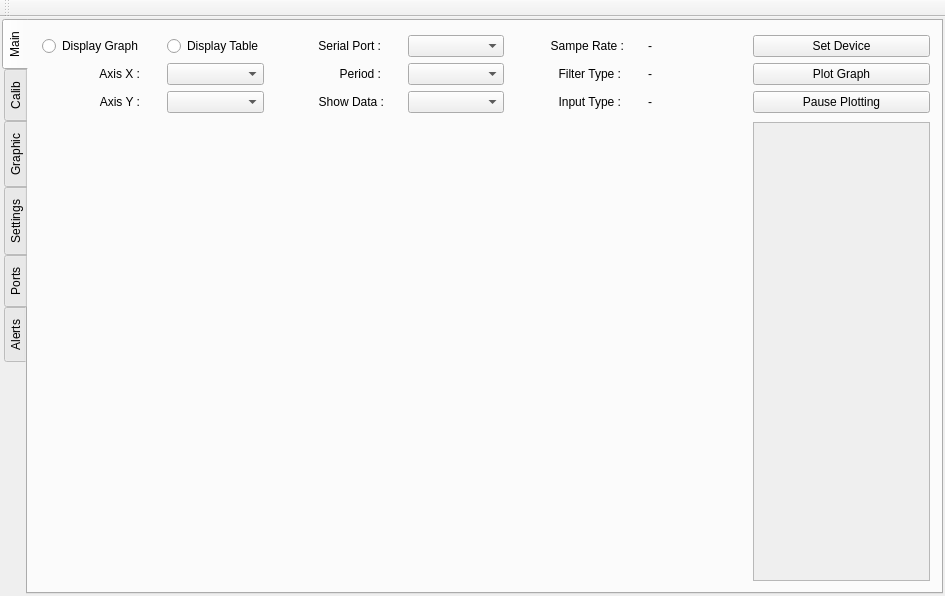
Before: the Qt Designer form dlcalmenu.ui in silozd/Data_Logger, drawn with Qt 5.
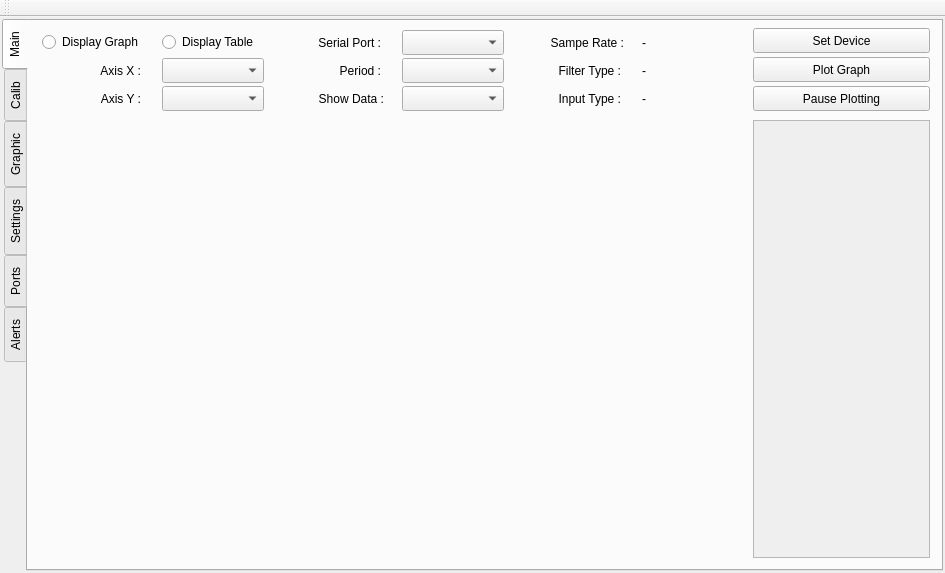
After: the same form once the commit is applied.

Commit message: safe | gethr ve getvr başta tanımlanacak. yoksa screen width gormuyor

```diff
--- a/dlcalmenu.ui
+++ b/dlcalmenu.ui
@@ -7,7 +7,7 @@
     <x>0</x>
     <y>0</y>
     <width>945</width>
-    <height>596</height>
+    <height>573</height>
    </rect>
   </property>
   <property name="windowTitle">
@@ -39,10 +39,10 @@
        <attribute name="title">
         <string>Main</string>
        </attribute>
-       <layout class="QGridLayout" name="gridLayout_2" rowstretch="1,6" columnstretch="4,1">
-        <item row="1" column="0">
-         <widget class="QWidget" name="wdgGraph" native="true"/>
-        </item>
+       <layout class="QGridLayout" name="gridLayout_2" rowstretch="1,5" columnstretch="4,1">
+        <property name="topMargin">
+         <number>6</number>
+        </property>
         <item row="1" column="1">
          <widget class="QScrollArea" name="scrollReals">
           <property name="widgetResizable">
@@ -54,7 +54,7 @@
              <x>0</x>
              <y>0</y>
              <width>175</width>
-             <height>443</height>
+             <height>437</height>
             </rect>
            </property>
           </widget>
@@ -76,7 +76,10 @@
             <number>3</number>
            </property>
            <property name="horizontalSpacing">
-            <number>24</number>
+            <number>18</number>
+           </property>
+           <property name="verticalSpacing">
+            <number>3</number>
            </property>
            <item row="0" column="0">
             <widget class="QRadioButton" name="radioBtn_dispGraph">
@@ -119,7 +122,14 @@
             </widget>
            </item>
            <item row="1" column="1">
-            <widget class="QComboBox" name="combo_axis1"/>
+            <widget class="QComboBox" name="combo_axis1">
+             <property name="minimumSize">
+              <size>
+               <width>0</width>
+               <height>25</height>
+              </size>
+             </property>
+            </widget>
            </item>
            <item row="0" column="4">
             <widget class="QLabel" name="lbl_sampeRate">
@@ -165,13 +175,34 @@
             </widget>
            </item>
            <item row="2" column="3">
-            <widget class="QComboBox" name="combo_rawreal"/>
+            <widget class="QComboBox" name="combo_rawreal">
+             <property name="minimumSize">
+              <size>
+               <width>0</width>
+               <height>25</height>
+              </size>
+             </property>
+            </widget>
            </item>
            <item row="0" column="3">
-            <widget class="QComboBox" name="m_serialPortComboBox"/>
+            <widget class="QComboBox" name="m_serialPortComboBox">
+             <property name="minimumSize">
+              <size>
+               <width>0</width>
+               <height>25</height>
+              </size>
+             </property>
+            </widget>
            </item>
            <item row="1" column="3">
-            <widget class="QComboBox" name="combo_recPeriod"/>
+            <widget class="QComboBox" name="combo_recPeriod">
+             <property name="minimumSize">
+              <size>
+               <width>0</width>
+               <height>25</height>
+              </size>
+             </property>
+            </widget>
            </item>
            <item row="0" column="5">
             <widget class="QLabel" name="info_sampeRate">
@@ -194,7 +225,14 @@
             </widget>
            </item>
            <item row="2" column="1">
-            <widget class="QComboBox" name="combo_axis2"/>
+            <widget class="QComboBox" name="combo_axis2">
+             <property name="minimumSize">
+              <size>
+               <width>0</width>
+               <height>25</height>
+              </size>
+             </property>
+            </widget>
            </item>
            <item row="1" column="2">
             <widget class="QLabel" name="label_2">
@@ -239,6 +277,12 @@
           </property>
           <item>
            <widget class="QPushButton" name="btn_graphDialog">
+            <property name="minimumSize">
+             <size>
+              <width>0</width>
+              <height>25</height>
+             </size>
+            </property>
             <property name="text">
              <string>Set Device</string>
             </property>
@@ -246,6 +290,12 @@
           </item>
           <item>
            <widget class="QPushButton" name="btn_dispGraph">
+            <property name="minimumSize">
+             <size>
+              <width>0</width>
+              <height>25</height>
+             </size>
+            </property>
             <property name="text">
              <string>Plot Graph</string>
             </property>
@@ -253,6 +303,12 @@
           </item>
           <item>
            <widget class="QPushButton" name="btn_stopGraph">
+            <property name="minimumSize">
+             <size>
+              <width>0</width>
+              <height>25</height>
+             </size>
+            </property>
             <property name="text">
              <string>Pause Plotting</string>
             </property>
@@ -260,6 +316,9 @@
           </item>
          </layout>
         </item>
+        <item row="1" column="0">
+         <widget class="QWidget" name="wdgGraph" native="true"/>
+        </item>
        </layout>
       </widget>
       <widget class="QWidget" name="CalibPage">
```
Left out of the diff: 6 changed lines with no effect on the pictures. The commit also changes 2 other files.
